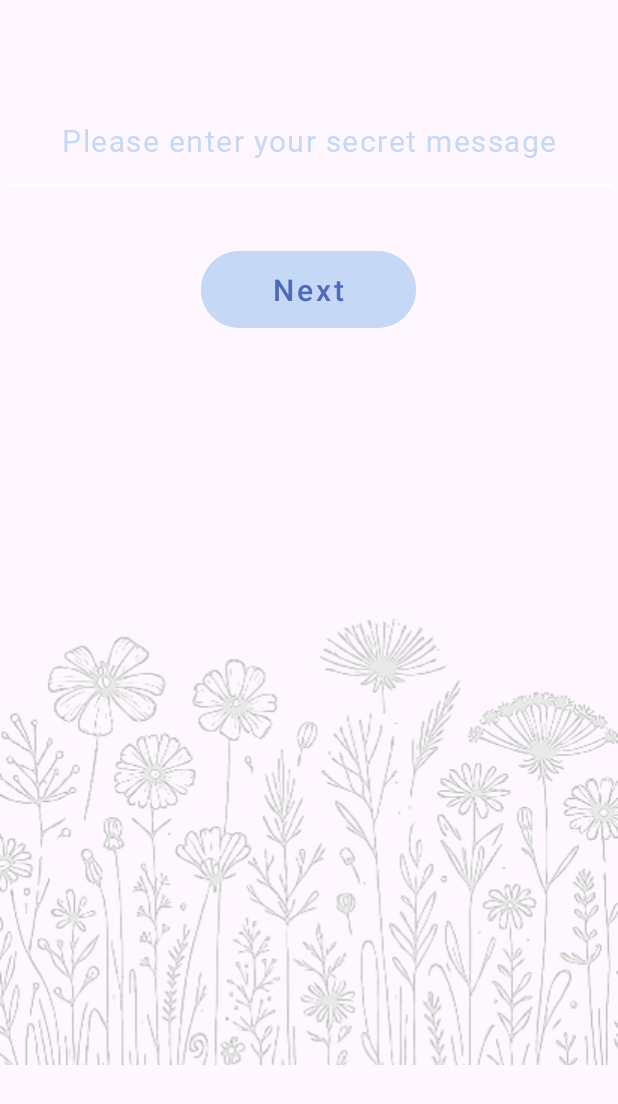
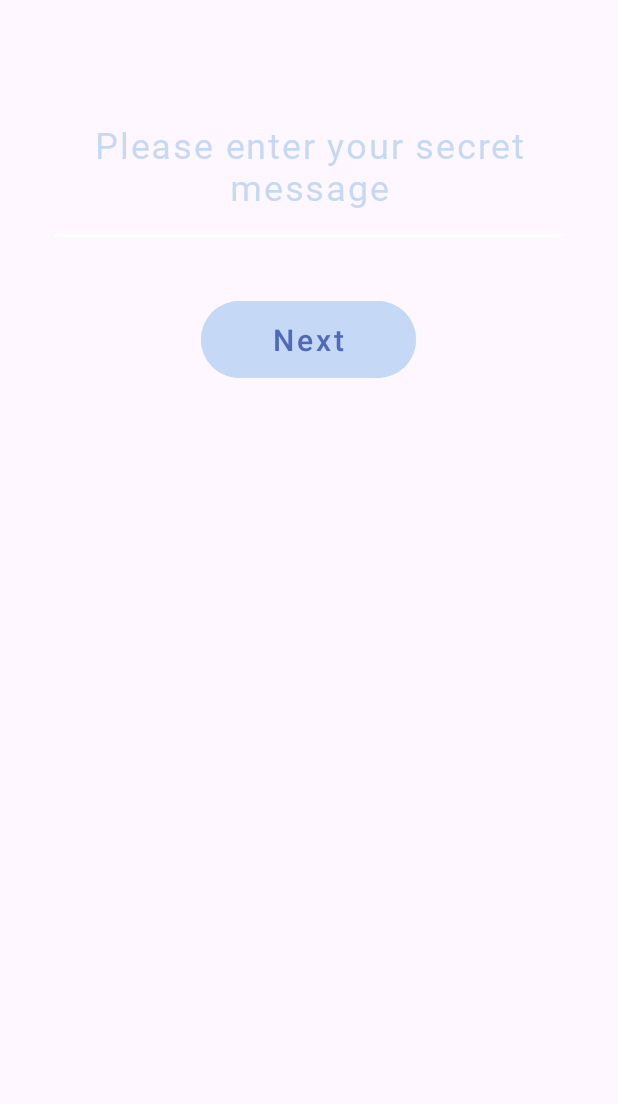
Before and after one commit to The-uncanny-valley/SecretMessage, an Android app: the layout fragment_message.xml on its own in the app's theme, with its tools: preview values and no code run, on a phone screen of 412 x 824 dp. Shown: the top 1104 px of the screen. Run offline under Robolectric (Android 15) with nearby library versions, the phone set to English and light mode, and no system bars.

Commit message:
Enhance MessageFragment UI

```diff
--- a/app/src/main/res/layout/fragment_message.xml
+++ b/app/src/main/res/layout/fragment_message.xml
@@ -14,16 +14,17 @@
         android:layout_width="match_parent"
         android:layout_height="wrap_content"
         android:layout_marginTop="40dp"
+        android:layout_marginHorizontal="32dp"
         android:backgroundTint="@color/text_primary"
         android:fontFamily="@font/alata_regular"
         android:gravity="center_horizontal"
         android:hint="@string/message_hint"
-        android:inputType="textMultiLine"
+        android:inputType=""
         android:letterSpacing="0.05"
         android:padding="24dp"
-        android:textColor="@color/text_secondary"
+        android:textColor="@color/text_primary"
         android:textColorHint="@color/text_secondary"
-        android:textSize="20sp" />
+        android:textSize="24sp" />
 
     <Button
         android:id="@+id/next"
@@ -37,11 +38,4 @@
         android:text="@string/next"
         android:textColor="@color/button_text"
         android:textSize="20sp" />
-
-    <ImageView
-        android:layout_width="match_parent"
-        android:layout_height="match_parent"
-        android:contentDescription="@null"
-        android:src="@drawable/plants" />
-
 </LinearLayout>
```
